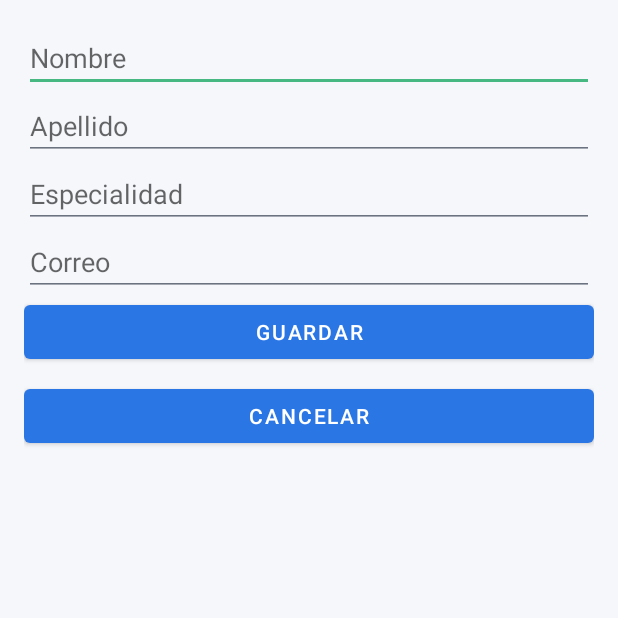
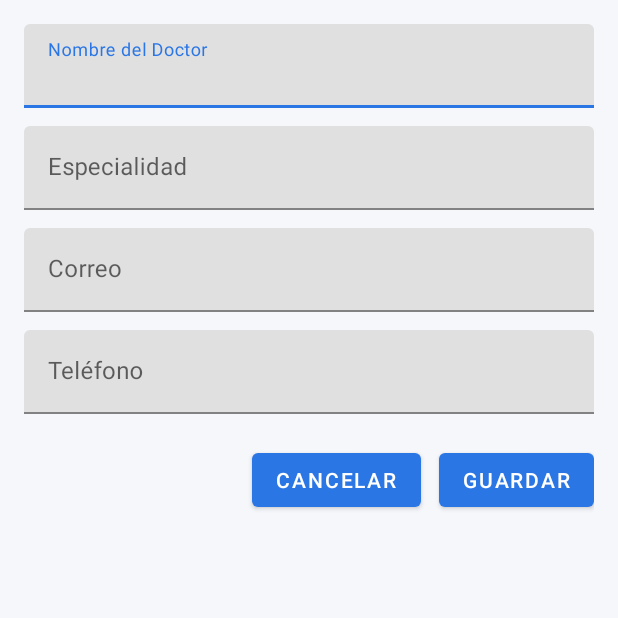
Before and after one commit to LeonelPerezSV/ClinicaApp, an Android app: the fragment DoctorFormFragment shown on its own in the app's theme, after a tap on "GUARDAR", on a phone screen of 412 x 824 dp, the top half of it. Run offline under Robolectric (Android 15) with nearby library versions, the phone set to English and light mode, and no system bars; our stand-ins replace Room's generated code.

Commit message:
agregando mas

```diff
--- a/app/src/main/java/com/example/clinicaapp/data/dao/DoctorDao.java
+++ b/app/src/main/java/com/example/clinicaapp/data/dao/DoctorDao.java
@@ -8,30 +8,43 @@ import java.util.List;
 @Dao
 public interface DoctorDao {
 
-    @Query("SELECT * FROM doctor ORDER BY lastName ASC")
+    // 🔹 Obtener todos los doctores
+    @Query("SELECT * FROM doctors ORDER BY name ASC")
     LiveData<List<Doctor>> getAll();
 
-    @Query("SELECT * FROM doctor WHERE id = :id LIMIT 1")
+    // 🔹 Obtener doctor por ID (LiveData)
+    @Query("SELECT * FROM doctors WHERE id = :id LIMIT 1")
     LiveData<Doctor> getById(int id);
 
-    @Query("SELECT * FROM doctor WHERE id = :id LIMIT 1")
+    // 🔹 Obtener doctor por ID (sin LiveData)
+    @Query("SELECT * FROM doctors WHERE id = :id LIMIT 1")
     Doctor findById(int id);
 
+    // 🔹 Insertar un doctor
     @Insert(onConflict = OnConflictStrategy.REPLACE)
     void insert(Doctor d);
 
+    // 🔹 Insertar varios doctores
     @Insert(onConflict = OnConflictStrategy.REPLACE)
     void insertAll(List<Doctor> doctors);
 
+    // 🔹 Actualizar un doctor
     @Update
     void update(Doctor d);
 
+    // 🔹 Eliminar un doctor específico
     @Delete
     void delete(Doctor d);
 
-    @Query("DELETE FROM doctor")
+    // 🔹 Eliminar todos los doctores
+    @Query("DELETE FROM doctors")
     void deleteAll();
 
-    @Query("DELETE FROM doctor WHERE id = :id")
+    // 🔹 Eliminar doctor por ID
+    @Query("DELETE FROM doctors WHERE id = :id")
     void deleteById(int id);
+
+    // 🔹 Obtener lista sincrónica (para dropdowns)
+    @Query("SELECT * FROM doctors ORDER BY name ASC")
+    List<Doctor> getAllDoctorsList();
 }
--- a/app/src/main/java/com/example/clinicaapp/data/db/AppDatabase.java
+++ b/app/src/main/java/com/example/clinicaapp/data/db/AppDatabase.java
@@ -30,7 +30,7 @@ import com.example.clinicaapp.data.entities.User;
                 Prescription.class,
                 MedicalRecord.class
         },
-        version = 2,
+        version = 3,
         exportSchema = false
 )
 
--- a/app/src/main/java/com/example/clinicaapp/ui/doctors/DoctorFormFragment.java
+++ b/app/src/main/java/com/example/clinicaapp/ui/doctors/DoctorFormFragment.java
@@ -10,7 +10,6 @@ import androidx.annotation.NonNull;
 import androidx.annotation.Nullable;
 import androidx.fragment.app.Fragment;
 import androidx.lifecycle.ViewModelProvider;
-
 import com.example.clinicaapp.data.entities.Doctor;
 import com.example.clinicaapp.databinding.FragmentDoctorFormBinding;
 import com.example.clinicaapp.viewmodel.DoctorViewModel;
@@ -18,21 +17,27 @@ import com.example.clinicaapp.viewmodel.DoctorViewModel;
 public class DoctorFormFragment extends Fragment {
 
     private static final String ARG_ID = "arg_id";
+
     public static DoctorFormFragment newInstance(int id) {
-        Bundle b = new Bundle(); b.putInt(ARG_ID, id);
-        DoctorFormFragment f = new DoctorFormFragment(); f.setArguments(b); return f;
+        Bundle b = new Bundle();
+        b.putInt(ARG_ID, id);
+        DoctorFormFragment f = new DoctorFormFragment();
+        f.setArguments(b);
+        return f;
     }
 
     private FragmentDoctorFormBinding binding;
     private DoctorViewModel viewModel;
     private Integer currentId = null;
 
-    @Override public View onCreateView(@NonNull LayoutInflater inflater, ViewGroup container, Bundle savedInstanceState) {
+    @Override
+    public View onCreateView(@NonNull LayoutInflater inflater, ViewGroup container, Bundle savedInstanceState) {
         binding = FragmentDoctorFormBinding.inflate(inflater, container, false);
         return binding.getRoot();
     }
 
-    @Override public void onViewCreated(@NonNull View view, @Nullable Bundle savedInstanceState) {
+    @Override
+    public void onViewCreated(@NonNull View view, @Nullable Bundle savedInstanceState) {
         super.onViewCreated(view, savedInstanceState);
         viewModel = new ViewModelProvider(this).get(DoctorViewModel.class);
 
@@ -41,31 +46,36 @@ public class DoctorFormFragment extends Fragment {
             currentId = id;
             viewModel.getById(id).observe(getViewLifecycleOwner(), d -> {
                 if (d != null) {
-                    binding.inputFirstName.setText(d.getFirstName());
-                    binding.inputLastName.setText(d.getLastName());
+                    binding.inputName.setText(d.getName());
                     binding.inputSpecialty.setText(d.getSpecialty());
                     binding.inputEmail.setText(d.getEmail());
+                    binding.inputPhone.setText(d.getPhone());
                 }
             });
         }
 
-        binding.btnSave.setOnClickListener(v -> {
-            String first = binding.inputFirstName.getText().toString().trim();
-            String last = binding.inputLastName.getText().toString().trim();
-            String spec = binding.inputSpecialty.getText().toString().trim();
+        binding.btnSave.setOnClickListener(v -> guardarDoctor());
+        binding.btnCancel.setOnClickListener(v -> requireActivity().getSupportFragmentManager().popBackStack());
+    }
+
+    private void guardarDoctor() {
+        String name = binding.inputName.getText().toString().trim();
+        String specialty = binding.inputSpecialty.getText().toString().trim();
         String email = binding.inputEmail.getText().toString().trim();
+        String phone = binding.inputPhone.getText().toString().trim();
 
-            if (TextUtils.isEmpty(first) || TextUtils.isEmpty(last)) {
-                Toast.makeText(getContext(), "Nombre y apellido son obligatorios", Toast.LENGTH_SHORT).show();
+        if (TextUtils.isEmpty(name)) {
+            Toast.makeText(getContext(), "El nombre es obligatorio", Toast.LENGTH_SHORT).show();
             return;
         }
 
         Doctor d = new Doctor();
         if (currentId != null) d.setId(currentId);
-            d.setFirstName(first);
-            d.setLastName(last);
-            d.setSpecialty(spec);
+
+        d.setName(name);
+        d.setSpecialty(specialty);
         d.setEmail(email);
+        d.setPhone(phone);
 
         if (currentId == null) {
             viewModel.insert(d);
@@ -74,9 +84,7 @@ public class DoctorFormFragment extends Fragment {
             viewModel.update(d);
             Toast.makeText(getContext(), "Doctor actualizado", Toast.LENGTH_SHORT).show();
         }
+
         requireActivity().getSupportFragmentManager().popBackStack();
-        });
-
-        binding.btnCancel.setOnClickListener(v -> requireActivity().getSupportFragmentManager().popBackStack());
     }
 }
--- a/app/src/main/res/layout/fragment_doctor_form.xml
+++ b/app/src/main/res/layout/fragment_doctor_form.xml
@@ -1,53 +1,91 @@
 <?xml version="1.0" encoding="utf-8"?>
 <ScrollView xmlns:android="http://schemas.android.com/apk/res/android"
+    xmlns:app="http://schemas.android.com/apk/res-auto"
     android:layout_width="match_parent"
     android:layout_height="match_parent"
     android:padding="16dp">
 
     <LinearLayout
-        android:orientation="vertical"
         android:layout_width="match_parent"
-        android:layout_height="wrap_content">
+        android:layout_height="wrap_content"
+        android:orientation="vertical">
 
-        <EditText
-            android:id="@+id/inputFirstName"
-            android:hint="Nombre"
-            android:inputType="textPersonName"
+        <!-- Nombre del Doctor -->
+        <com.google.android.material.textfield.TextInputLayout
             android:layout_width="match_parent"
-            android:layout_height="wrap_content"/>
+            android:layout_height="wrap_content"
+            android:hint="Nombre del Doctor">
 
-        <EditText
-            android:id="@+id/inputLastName"
-            android:hint="Apellido"
-            android:inputType="textPersonName"
+            <com.google.android.material.textfield.TextInputEditText
+                android:id="@+id/inputName"
                 android:layout_width="match_parent"
-            android:layout_height="wrap_content"/>
+                android:layout_height="wrap_content"
+                android:inputType="textPersonName" />
+        </com.google.android.material.textfield.TextInputLayout>
 
-        <EditText
+        <!-- Especialidad -->
+        <com.google.android.material.textfield.TextInputLayout
+            android:layout_width="match_parent"
+            android:layout_height="wrap_content"
+            android:hint="Especialidad"
+            android:layout_marginTop="12dp">
+
+            <com.google.android.material.textfield.TextInputEditText
                 android:id="@+id/inputSpecialty"
-            android:hint="Especialidad"
-            android:inputType="text"
                 android:layout_width="match_parent"
-            android:layout_height="wrap_content"/>
+                android:layout_height="wrap_content"
+                android:inputType="text" />
+        </com.google.android.material.textfield.TextInputLayout>
 
-        <EditText
+        <!-- Correo -->
+        <com.google.android.material.textfield.TextInputLayout
+            android:layout_width="match_parent"
+            android:layout_height="wrap_content"
+            android:hint="Correo"
+            android:layout_marginTop="12dp">
+
+            <com.google.android.material.textfield.TextInputEditText
                 android:id="@+id/inputEmail"
-            android:hint="Correo"
-            android:inputType="textEmailAddress"
                 android:layout_width="match_parent"
-            android:layout_height="wrap_content"/>
+                android:layout_height="wrap_content"
+                android:inputType="textEmailAddress" />
+        </com.google.android.material.textfield.TextInputLayout>
+
+        <!-- Teléfono -->
+        <com.google.android.material.textfield.TextInputLayout
+            android:layout_width="match_parent"
+            android:layout_height="wrap_content"
+            android:hint="Teléfono"
+            android:layout_marginTop="12dp">
+
+            <com.google.android.material.textfield.TextInputEditText
+                android:id="@+id/inputPhone"
+                android:layout_width="match_parent"
+                android:layout_height="wrap_content"
+                android:inputType="phone" />
+        </com.google.android.material.textfield.TextInputLayout>
+
+        <!-- Botones -->
+        <LinearLayout
+            android:layout_width="match_parent"
+            android:layout_height="wrap_content"
+            android:orientation="horizontal"
+            android:gravity="end"
+            android:layout_marginTop="20dp">
+
+            <Button
+                android:id="@+id/btnCancel"
+                android:layout_width="wrap_content"
+                android:layout_height="wrap_content"
+                android:text="Cancelar" />
 
             <Button
                 android:id="@+id/btnSave"
+                android:layout_width="wrap_content"
+                android:layout_height="wrap_content"
                 android:text="Guardar"
-            android:layout_width="match_parent"
-            android:layout_height="wrap_content"/>
+                android:layout_marginStart="12dp" />
+        </LinearLayout>
 
-        <Button
-            android:id="@+id/btnCancel"
-            android:text="Cancelar"
-            android:layout_width="match_parent"
-            android:layout_height="wrap_content"
-            android:layout_marginTop="8dp"/>
     </LinearLayout>
 </ScrollView>
```
Also changed, not shown: app/src/main/java/com/example/clinicaapp/data/entities/Doctor.java (+27 -23 lines), app/src/main/java/com/example/clinicaapp/ui/appointments/AppointmentFormFragment.java (+50 -14 lines), app/src/main/java/com/example/clinicaapp/ui/doctors/DoctorAdapter.java (+18 -7 lines). Lines whose indentation alone changed are shown as unchanged.
